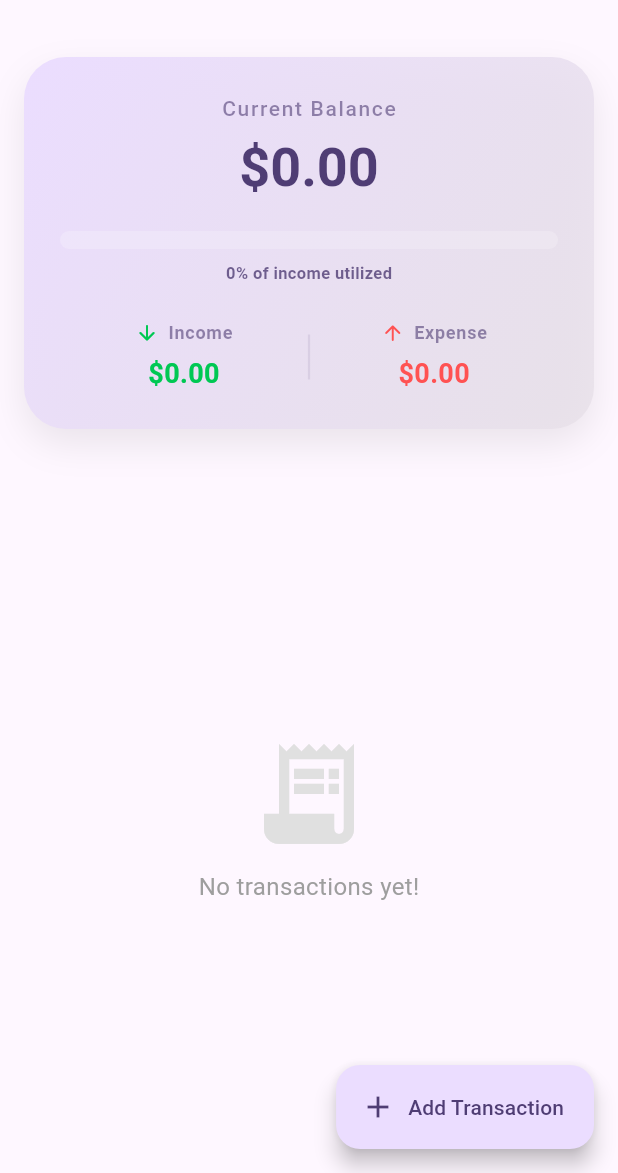
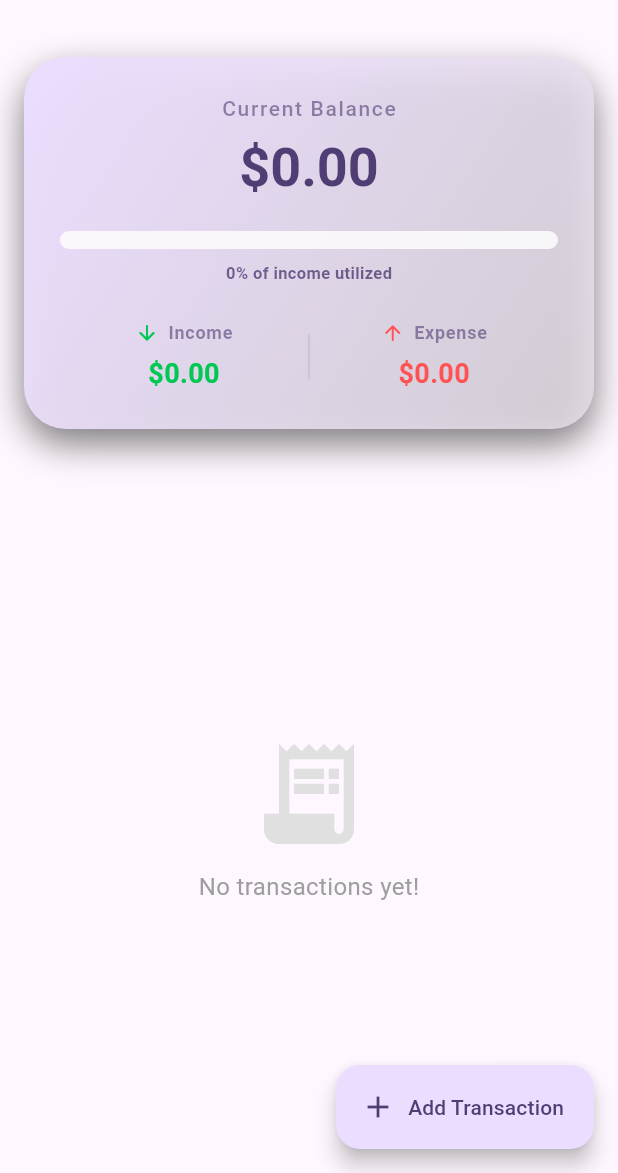
Before and after one commit to Afia-Mobasshira2/Expense-Tracker-App-ost, a Flutter app: the screen it shows after launch, on a phone screen of 412 x 824 dp, the part 63-1236 px from its top. Run offline on Flutter 3.47's test engine with Material 3 defaults, Android fonts, the phone set to English and light mode, and no system bars; our stand-ins replace shared_preferences.

Commit message:
new update

```diff
--- a/lib/views/widgets/dashboard_card.dart
+++ b/lib/views/widgets/dashboard_card.dart
@@ -29,7 +29,7 @@ class DashboardCard extends StatelessWidget {
         ),
         boxShadow: [
           BoxShadow(
-            color: Colors.black.withOpacity(0.08),
+            color: Colors.black.withOpacity(0.5),
             blurRadius: 20,
             offset: const Offset(0, 10),
           ),
@@ -71,7 +71,7 @@ TweenAnimationBuilder<double>(
           child: LinearProgressIndicator(
             value: value, // Use the animated 'value' here
             minHeight: 12, // Slightly thicker for a modern look
-            backgroundColor: Colors.white.withOpacity(0.2),
+            backgroundColor: Colors.white.withOpacity(0.8),
             valueColor: AlwaysStoppedAnimation<Color>(
               // Logic: Turns Red if you spend more than you earn
               value >= 1.0
```
Also changed, not shown: lib/views/home_screen.dart (+24 -4 lines).
